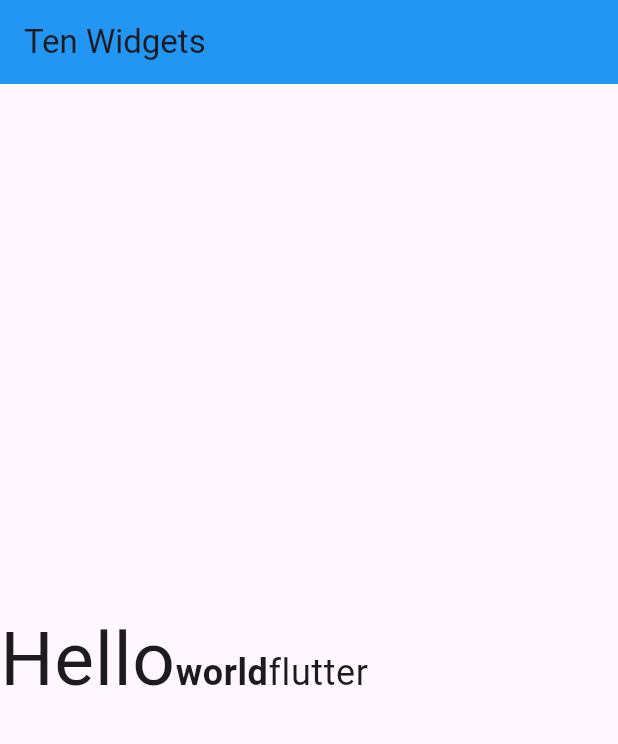
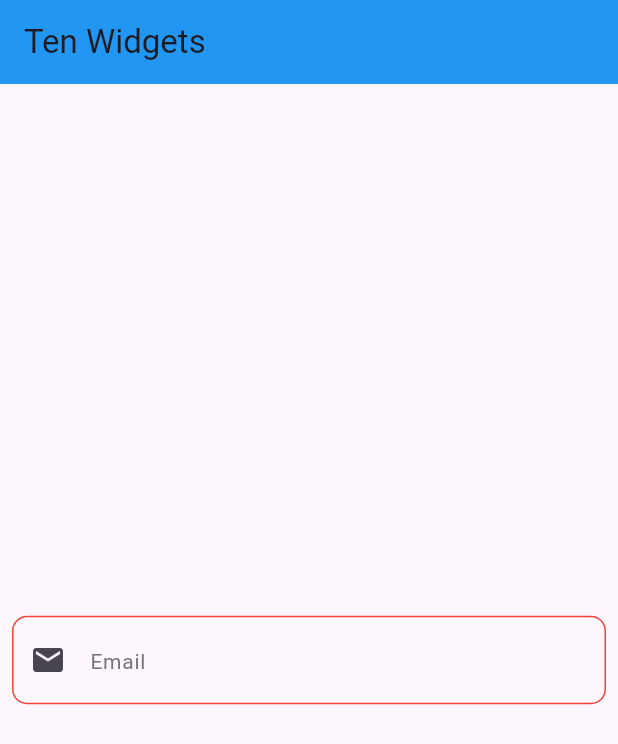
Before and after one commit to rishie81311518/Ten-Widgets, a Flutter app: the screen it shows after launch, on a phone screen of 412 x 824 dp. Shown: the top 744 px of the screen. Run offline on Flutter 3.47's test engine with Material 3 defaults, Android fonts, the phone set to English and light mode, and no system bars.

Commit message:
added text form field widget

```diff
--- a/lib/main.dart
+++ b/lib/main.dart
@@ -19,20 +19,34 @@ class MyApp extends StatelessWidget {
             mainAxisAlignment: MainAxisAlignment.center,
             crossAxisAlignment: CrossAxisAlignment.center,
             children: [
-              RichText(
-                  text: TextSpan(
-                      text: 'Hello',
-                      style: Theme.of(context).textTheme.bodySmall!.copyWith(fontSize: 50),
-                      children: [
-                    TextSpan(
-                        text: 'world',
-                        style: TextStyle(
-                            fontWeight: FontWeight.bold, fontSize: 24)),
-                    TextSpan(
-                        text: 'flutter',
-                        style: TextStyle(
-                            fontWeight: FontWeight.normal, fontSize: 24)),
-                  ]))
+              Padding(
+                padding: const EdgeInsets.all(8.0),
+                child: TextFormField(
+                  keyboardType: TextInputType.emailAddress,
+                  cursorColor: Colors.black,
+                  enabled: true,
+                  style: TextStyle(fontSize: 18, color: Colors.black),
+                  decoration: InputDecoration(
+                    filled: false,
+                    prefixIcon: Icon(Icons.email),
+                    fillColor: Colors.grey.withOpacity(0.3),
+                    hintText: 'Email',
+                    hintStyle:
+                        TextStyle(fontSize: 14, color: Colors.grey.shade600),
+                    enabledBorder: OutlineInputBorder(
+                      borderSide: BorderSide(color: Colors.red, width: 1),
+                      borderRadius: BorderRadius.circular(10)
+                    ),
+                    focusedBorder: OutlineInputBorder(
+                      borderSide: BorderSide(color: Colors.green, width: 1),
+                        borderRadius: BorderRadius.circular(10)
+                    ),
+                  ),
+                  onChanged: (value) {
+                    print(value);
+                  },
+                ),
+              )
             ],
           )),
     );
```
